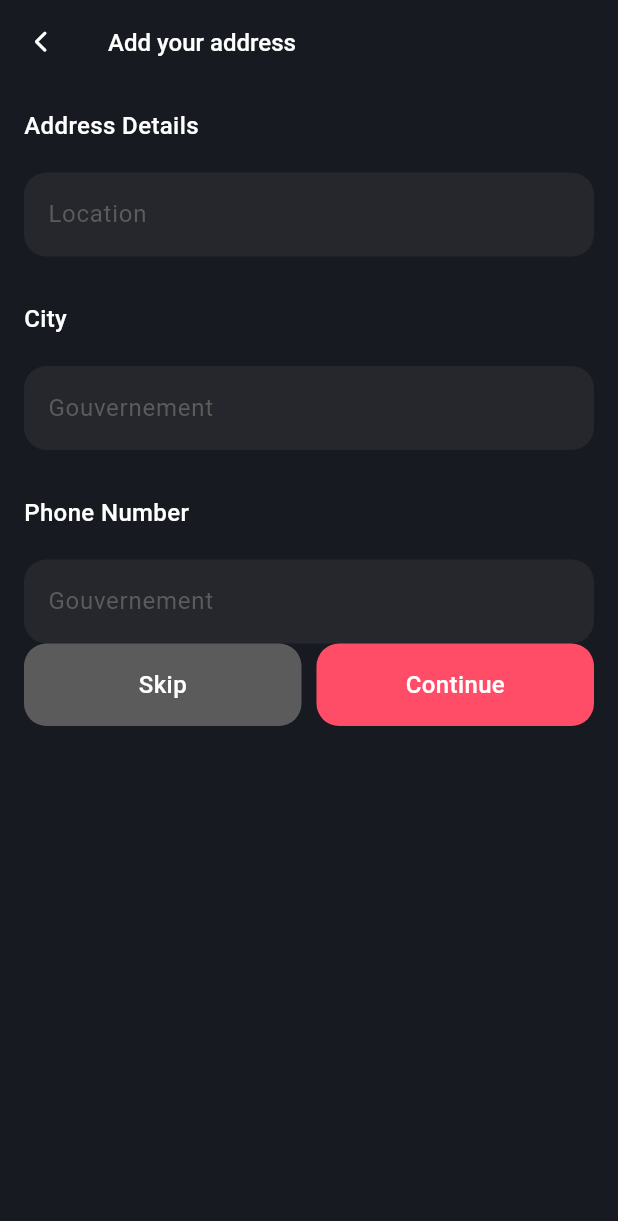
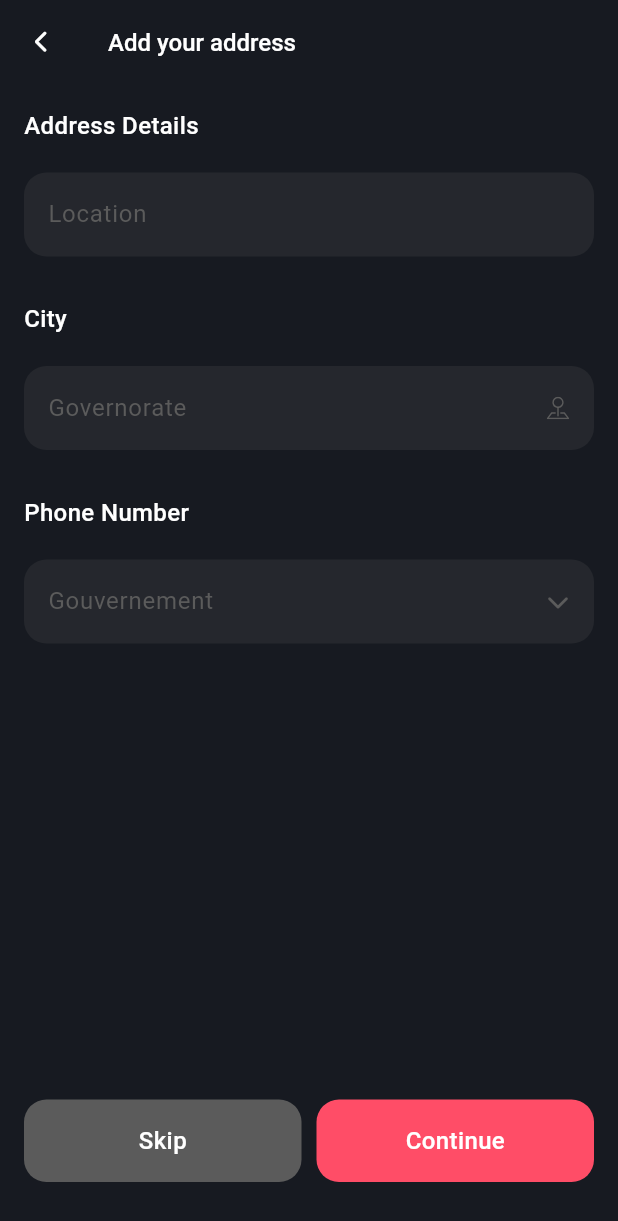
Before and after one commit to hafedh049/luxy, a Flutter app: the Address screen opened directly, on a phone screen of 412 x 824 dp. Shown: the top 1221 px of the screen. Run offline on Flutter 3.47's test engine with Material 3 defaults, Android fonts, the phone set to English and light mode, and no system bars; our stand-ins replace animated_toggle_switch, flutter_animate, fluttertoast, google_nav_bar, hive, icons_plus and 2 more; accounts and stored records are empty.

Commit message:
ModifiedM lib/views/auth/address.dart

```diff
--- a/lib/views/auth/address.dart
+++ b/lib/views/auth/address.dart
@@ -17,6 +17,7 @@ class _AddressState extends State<Address> {
     super.dispose();
   }
 
+  final List<String> tunisianGovernorates = <String>['Tunis', 'Ariana', 'Ben Arous', 'Manouba', 'Nabeul', 'Zaghouan', 'Bizerte', 'Béja', 'Jendouba', 'Kef', 'Siliana', 'Kairouan', 'Kasserine', 'Sidi Bouzid', 'Sousse', 'Monastir', 'Mahdia', 'Sfax', 'Gafsa', 'Tozeur', 'Kebili', 'Gabès', 'Medenine', 'Tataouine'];
   @override
   Widget build(BuildContext context) {
     return GestureDetector(
@@ -61,9 +62,9 @@ class _AddressState extends State<Address> {
                   decoration: const InputDecoration(
                     contentPadding: EdgeInsets.all(16),
                     border: InputBorder.none,
-                    hintText: "Gouvernement",
+                    hintText: "Governorate",
                     hintStyle: TextStyle(color: grey),
-                    suffix: Icon(FontAwesome.chevron_down_solid, size: 15, color: grey),
+                    suffixIcon: Icon(Bootstrap.pin_map, size: 15, color: grey),
                   ),
                 ),
               ),
@@ -79,10 +80,11 @@ class _AddressState extends State<Address> {
                     border: InputBorder.none,
                     hintText: "Gouvernement",
                     hintStyle: TextStyle(color: grey),
-                    suffix: Icon(FontAwesome.chevron_down_solid, size: 15, color: grey),
+                    suffixIcon: Icon(FontAwesome.chevron_down_solid, size: 15, color: grey),
                   ),
                 ),
               ),
+              const Spacer(),
               Row(
                 children: <Widget>[
                   Expanded(
@@ -110,6 +112,7 @@ class _AddressState extends State<Address> {
                   ),
                 ],
               ),
+              const SizedBox(height: 20),
             ],
           ),
         ),
```
